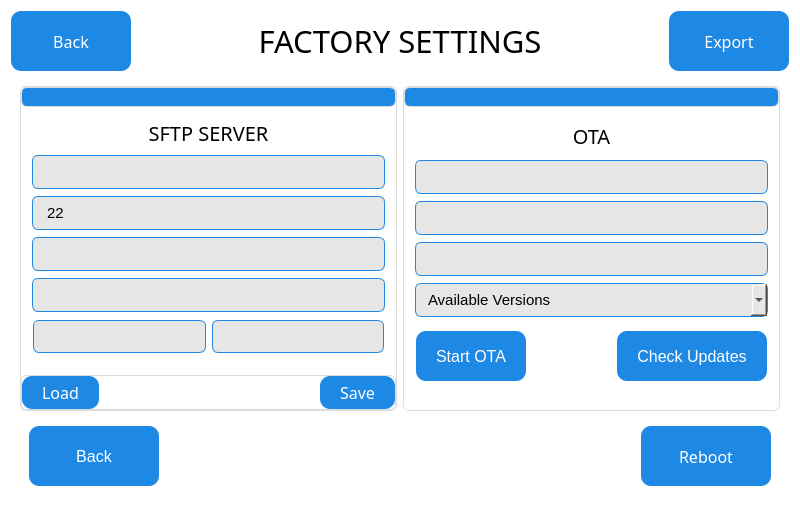
This is QT_APP/factsetting.ui in eSpark-Backup/nabilfesal-msm-fw as Qt 5 draws it before an edit. The edited form follows.
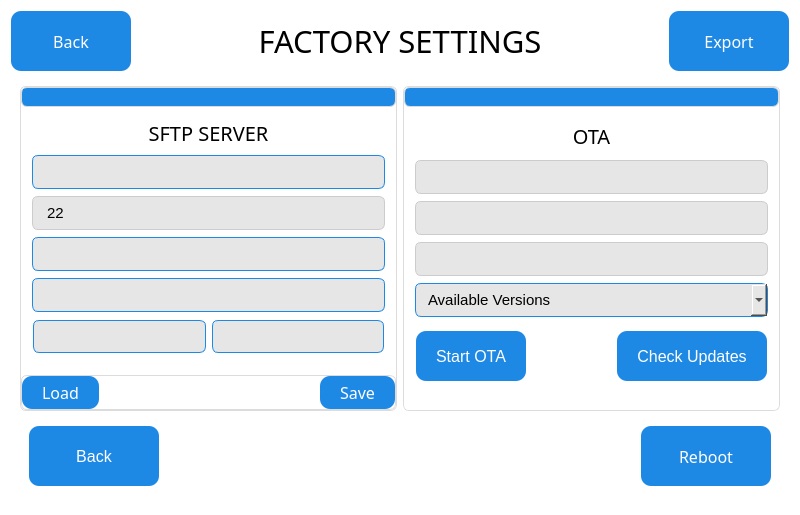
This is the edited form. The open tabs and pages were chosen to show the change.

Commit message: UI disabled field color indication

```diff
--- a/QT_APP/factsetting.ui
+++ b/QT_APP/factsetting.ui
@@ -1243,7 +1243,7 @@
                  </property>
                  <property name="styleSheet">
                   <string notr="true">background: #e6e6e6;              /* Light grey box for info rows */
-    border: 1px solid #1E88E5;        /* Blue thin border */
+    border: 1px solid #CCC;        /* Blue thin border */
     border-radius: 6px;
     padding: 6px 12px;
     font-size: 15px;
@@ -1627,7 +1627,7 @@
                  </property>
                  <property name="styleSheet">
                   <string notr="true">background: #e6e6e6;              /* Light grey box for info rows */
-    border: 1px solid #1E88E5;        /* Blue thin border */
+    border: 1px solid #CCC;        /* Blue thin border */
     border-radius: 6px;
     padding: 6px 12px;
     font-size: 15px;
@@ -1657,7 +1657,7 @@
                  </property>
                  <property name="styleSheet">
                   <string notr="true">background: #e6e6e6;              /* Light grey box for info rows */
-    border: 1px solid #1E88E5;        /* Blue thin border */
+    border: 1px solid #CCC;        /* Blue thin border */
     border-radius: 6px;
     padding: 6px 12px;
     font-size: 15px;
@@ -1678,7 +1678,7 @@
                  </property>
                  <property name="styleSheet">
                   <string notr="true">background: #e6e6e6;              /* Light grey box for info rows */
-    border: 1px solid #1E88E5;        /* Blue thin border */
+    border: 1px solid #CCC;        /* Blue thin border */
     border-radius: 6px;
     padding: 6px 12px;
     font-size: 15px;
```
Left out of the diff: 6 changed lines with no effect on the pictures. The commit also changes 1 other file.
